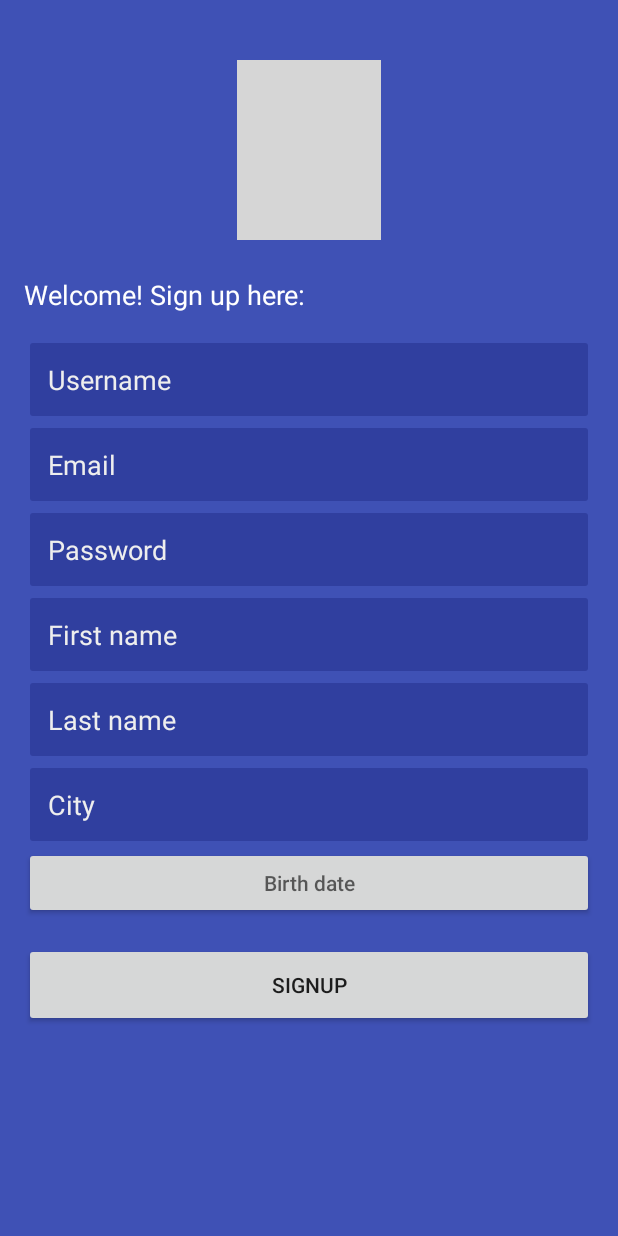
After one commit to foivz/RSC2015R-Bastion, an Android app: the RegistrationActivity screen opened directly, with no data from a screen before it, on a phone screen of 412 x 824 dp. The commit adds this screen. Run offline under Robolectric (Android 15) with nearby library versions, the phone set to English and light mode, and no system bars; our stand-ins replace ButterKnife, CircleImageView; grey boxes are pictures that could not be loaded.

Commit message:
Added registration layout

```diff
--- a/RSC2/app/src/main/AndroidManifest.xml
+++ b/RSC2/app/src/main/AndroidManifest.xml
@@ -7,13 +7,17 @@
         android:icon="@mipmap/ic_launcher"
         android:label="@string/app_name"
         android:supportsRtl="true"
-        android:theme="@style/AppTheme" >
-        <activity android:name=".activity.LoginActivity" >
+        android:theme="@style/AppTheme.NoActionBar" >
+        <activity android:name=".activities.LoginActivity" >
             <intent-filter>
                 <action android:name="android.intent.action.MAIN" />
 
                 <category android:name="android.intent.category.LAUNCHER" />
             </intent-filter>
         </activity>
+        <activity android:name=".activities.RegistrationActivity"
+            android:theme="@style/AppTheme.NoActionBar">
+        </activity>
     </application>
+
 </manifest>
--- /dev/null
+++ b/RSC2/app/src/main/java/com/bozidar/labas/microdroid/activities/LoginActivity.java
@@ -0,0 +1,38 @@
+package com.bozidar.labas.microdroid.activities;
+
+import android.content.Intent;
+import android.view.View;
+
+import com.bozidar.labas.microdroid.R;
+import com.bozidar.microdroid.base.MicroActivity;
+
+import butterknife.OnClick;
+
+public class LoginActivity extends MicroActivity {
+
+
+    @Override
+    public int setupToolbar() {
+        return 0;
+    }
+
+    @Override
+    public int setupLayoutRes() {
+        return R.layout.activity_login;
+    }
+
+    @Override
+    public int setupMenuRes() {
+        return 0;
+    }
+
+    @Override
+    public void init() {
+
+    }
+
+    @OnClick(R.id.btn_sign_up)
+    public void goToRegistrationActivity(View v) {
+        startActivity(new Intent(this, RegistrationActivity.class));
+    }
+}
--- a/RSC2/app/src/main/java/com/bozidar/labas/microdroid/activity/MainActivity.java
+++ b/RSC2/app/src/main/java/com/bozidar/labas/microdroid/activities/MainActivity.java
@@ -1,4 +1,4 @@
-package com.bozidar.labas.microdroid.activity;
+package com.bozidar.labas.microdroid.activities;
 
 import com.bozidar.labas.microdroid.R;
 import com.bozidar.microdroid.base.MicroActivity;
--- /dev/null
+++ b/RSC2/app/src/main/java/com/bozidar/labas/microdroid/activities/RegistrationActivity.java
@@ -0,0 +1,28 @@
+package com.bozidar.labas.microdroid.activities;
+
+import com.bozidar.labas.microdroid.R;
+import com.bozidar.microdroid.base.MicroActivity;
+
+public class RegistrationActivity extends MicroActivity {
+
+
+    @Override
+    public int setupToolbar() {
+        return 0;
+    }
+
+    @Override
+    public int setupLayoutRes() {
+        return R.layout.activity_registration;
+    }
+
+    @Override
+    public int setupMenuRes() {
+        return 0;
+    }
+
+    @Override
+    public void init() {
+
+    }
+}
--- a/RSC2/app/src/main/java/com/bozidar/labas/microdroid/activity/LoginActivity.java
+++ /dev/null
@@ -1,15 +0,0 @@
-package com.bozidar.labas.microdroid.activity;
-
-import android.os.Bundle;
-import android.support.v7.app.AppCompatActivity;
-
-import com.bozidar.labas.microdroid.R;
-
-public class LoginActivity extends AppCompatActivity {
-
-    @Override
-    protected void onCreate(Bundle savedInstanceState) {
-        super.onCreate(savedInstanceState);
-        setContentView(R.layout.activity_login);
-    }
-}
--- /dev/null
+++ b/RSC2/app/src/main/res/layout/activity_registration.xml
@@ -0,0 +1,140 @@
+<?xml version="1.0" encoding="utf-8"?>
+<LinearLayout
+    xmlns:android="http://schemas.android.com/apk/res/android"
+    android:layout_width="fill_parent"
+    android:layout_height="fill_parent"
+    android:background="@color/colorPrimary"
+    android:gravity="center_horizontal"
+    android:orientation="vertical"
+    android:paddingBottom="@dimen/activity_vertical_margin"
+    android:paddingLeft="@dimen/activity_horizontal_margin"
+    android:paddingRight="@dimen/activity_horizontal_margin"
+    android:paddingTop="@dimen/activity_vertical_margin">
+
+    <ProgressBar
+        android:id="@id/login_progress"
+        style="?android:attr/progressBarStyleLarge"
+        android:layout_width="wrap_content"
+        android:layout_height="wrap_content"
+        android:layout_marginBottom="8.0dip"
+        android:visibility="gone" />
+
+    <ScrollView
+        android:id="@id/login_form"
+        android:layout_width="fill_parent"
+        android:layout_height="fill_parent">
+
+        <LinearLayout
+            android:id="@id/email_login_form"
+            android:layout_width="fill_parent"
+            android:layout_height="wrap_content"
+            android:orientation="vertical">
+
+            <ImageView
+                android:id="@id/title_logo"
+                android:layout_width="wrap_content"
+                android:layout_height="120.0dip"
+                android:layout_gravity="center_horizontal"
+                android:layout_marginTop="24.0dip"
+                android:src="@drawable/logo"
+                android:text="\?"
+                android:textSize="80.0sp" />
+
+            <TextView
+                android:id="@+id/welcome_message"
+                android:layout_width="wrap_content"
+                android:layout_height="wrap_content"
+                android:layout_marginTop="24.0dip"
+                android:text="Welcome! Sign up here:"
+                android:textColor="#ffffffff"
+                android:textSize="18.0dip" />
+
+            <EditText
+                android:id="@+id/username"
+                style="@style/FormEditText"
+                android:layout_width="fill_parent"
+                android:layout_height="wrap_content"
+                android:layout_marginTop="16.0dip"
+                android:hint="Username"
+                android:imeActionLabel="Name"
+                android:imeOptions="actionNext"
+                android:inputType="textPersonName"
+                android:maxLines="1"
+                android:singleLine="true" />
+
+            <AutoCompleteTextView
+                android:id="@+id/email"
+                style="@style/FormEditText"
+                android:layout_width="fill_parent"
+                android:layout_height="wrap_content"
+                android:hint="Email"
+                android:imeOptions="actionNext"
+                android:inputType="textEmailAddress"
+                android:maxLines="1"
+                android:singleLine="true" />
+
+            <EditText
+                android:id="@+id/password"
+                style="@style/FormEditText"
+                android:layout_width="fill_parent"
+                android:layout_height="wrap_content"
+                android:hint="Password"
+                android:imeActionLabel="Password"
+                android:imeOptions="normal|actionUnspecified"
+                android:inputType="textPassword"
+                android:maxLines="1"
+                android:singleLine="true" />
+
+            <EditText
+                android:id="@+id/first_name"
+                style="@style/FormEditText"
+                android:layout_width="fill_parent"
+                android:layout_height="wrap_content"
+                android:hint="First name"
+                android:imeActionLabel="Password"
+                android:imeOptions="normal|actionUnspecified"
+                android:maxLines="1"
+                android:singleLine="true" />
+
+            <EditText
+                android:id="@+id/last_name"
+                style="@style/FormEditText"
+                android:layout_width="fill_parent"
+                android:layout_height="wrap_content"
+                android:hint="Last name"
+                android:imeActionLabel="Password"
+                android:imeOptions="normal|actionUnspecified"
+                android:maxLines="1"
+                android:singleLine="true" />
+
+            <EditText
+                android:id="@+id/city"
+                style="@style/FormEditText"
+                android:layout_width="fill_parent"
+                android:layout_height="wrap_content"
+                android:hint="City"
+                android:imeActionLabel="Password"
+                android:imeOptions="normal|actionUnspecified"
+                android:maxLines="1"
+                android:singleLine="true" />
+
+            <Button
+                android:id="@+id/birth_date"
+                android:layout_width="fill_parent"
+                android:layout_height="wrap_content"
+                android:hint="Birth date"
+                android:imeActionLabel="Password"
+                android:imeOptions="normal|actionUnspecified"
+                android:maxLines="1"
+                android:singleLine="true" />
+
+            <Button
+                android:id="@+id/email_sign_in_button"
+                android:layout_width="fill_parent"
+                android:layout_height="wrap_content"
+                android:layout_marginTop="16.0dip"
+                android:minHeight="56.0dip"
+                android:text="Signup" />
+        </LinearLayout>
+    </ScrollView>
+</LinearLayout>
--- a/RSC2/app/src/main/res/values/styles.xml
+++ b/RSC2/app/src/main/res/values/styles.xml
@@ -21,4 +21,9 @@
         <item name="android:padding">8.0dip</item>
     </style>
 
+    <style name="AppTheme.NoActionBar">
+        <item name="windowActionBar">false</item>
+        <item name="windowNoTitle">true</item>
+    </style>
+
 </resources>
```
